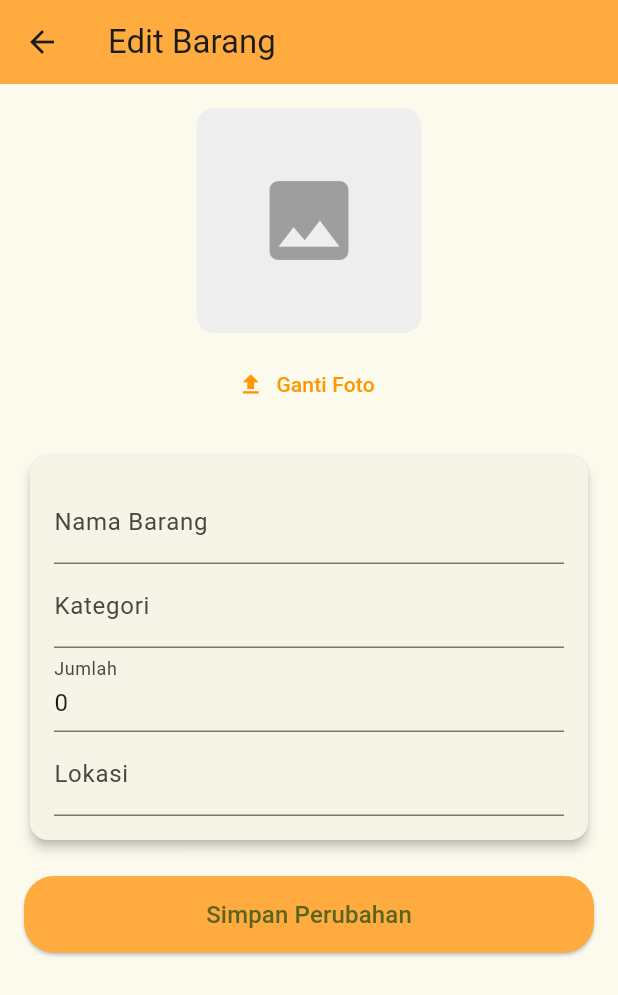
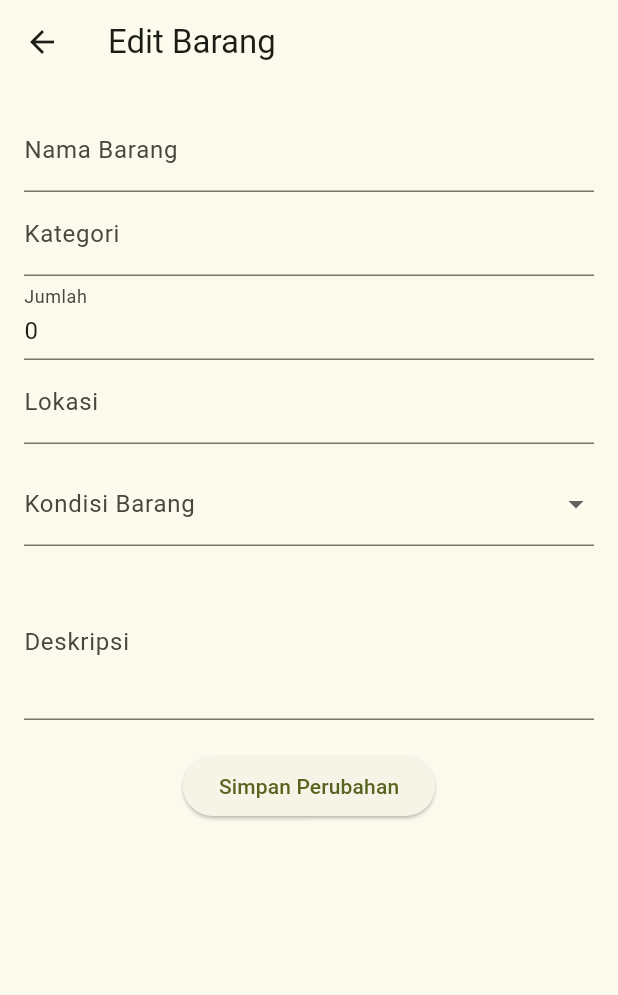
Before and after one commit to ChoirunNizam2226250128/Aplikasi_Inventaris_Sekolah_PAB1, a Flutter app: the ItemDetailScreen screen opened directly with empty values, after a tap on the "edit" icon, on a phone screen of 412 x 824 dp. Shown: the top 995 px of the screen. Run offline on Flutter 3.47's test engine with Material 3 defaults, Android fonts, the phone set to English and light mode, and no system bars; our stand-ins replace image_picker; Roboto replaces fonts that are missing (Poppins).

Commit message:
update add kondisi barang dan deskripsi

```diff
--- a/aplikasi_inventaris_sekolah/lib/models/item.dart
+++ b/aplikasi_inventaris_sekolah/lib/models/item.dart
@@ -6,6 +6,10 @@ class Item {
   final String location;
   final String? imagePath; // nullable supaya tidak wajib ada foto
 
+  // ===== TAMBAHAN BARU =====
+  final String condition;
+  final String description;
+
   Item({
     required this.id,
     required this.name,
@@ -13,6 +17,8 @@ class Item {
     required this.quantity,
     required this.location,
     this.imagePath,
+    required this.condition,
+    required this.description,
   });
 
   // Utility agar mudah update sebagian field
@@ -23,6 +29,8 @@ class Item {
     int? quantity,
     String? location,
     String? imagePath,
+    String? condition,
+    String? description,
   }) {
     return Item(
       id: id ?? this.id,
@@ -31,6 +39,8 @@ class Item {
       quantity: quantity ?? this.quantity,
       location: location ?? this.location,
       imagePath: imagePath ?? this.imagePath,
+      condition: condition ?? this.condition,
+      description: description ?? this.description,
     );
   }
 }
--- a/aplikasi_inventaris_sekolah/lib/screens/edit_item_screen.dart
+++ b/aplikasi_inventaris_sekolah/lib/screens/edit_item_screen.dart
@@ -13,10 +13,14 @@ class EditItemScreen extends StatefulWidget {
 
 class _EditItemScreenState extends State<EditItemScreen> {
   final _formKey = GlobalKey<FormState>();
+
   late String name;
   late String category;
   late int quantity;
   late String location;
+  late String condition;
+  late String description;
+
   File? imageFile;
 
   @override
@@ -26,156 +30,87 @@ class _EditItemScreenState extends State<EditItemScreen> {
     category = widget.item.category;
     quantity = widget.item.quantity;
     location = widget.item.location;
-
-    // Jika item sudah punya foto bawaan (URL), bisa ditampilkan nanti
-  }
-
-  Future pickImage() async {
-    final picker = ImagePicker();
-    final picked = await picker.pickImage(source: ImageSource.gallery);
-
-    if (picked != null) {
-      setState(() {
-        imageFile = File(picked.path);
-      });
-    }
+    condition = widget.item.condition;
+    description = widget.item.description;
   }
 
   void saveEdit() {
-    if (_formKey.currentState!.validate()) {
-      _formKey.currentState!.save();
-
     final updatedItem = Item(
       id: widget.item.id,
       name: name,
       category: category,
       quantity: quantity,
       location: location,
-        imagePath: imageFile?.path ?? widget.item.imagePath, // simpan foto
+      imagePath: imageFile?.path ?? widget.item.imagePath,
+      condition: condition,
+      description: description,
     );
 
     Navigator.pop(context, updatedItem);
-    }
   }
 
   @override
   Widget build(BuildContext context) {
     return Scaffold(
-      appBar: AppBar(
-        title: const Text("Edit Barang"),
-        backgroundColor: Colors.orangeAccent,
-        elevation: 0,
-      ),
-
+      appBar: AppBar(title: const Text("Edit Barang")),
       body: SingleChildScrollView(
         padding: const EdgeInsets.all(16),
         child: Column(
           children: [
-            // --- FOTO BARANG ---
-            Center(
-              child: Column(
-                children: [
-                  ClipRRect(
-                    borderRadius: BorderRadius.circular(12),
-                    child: imageFile != null
-                        ? Image.file(
-                            imageFile!,
-                            width: 150,
-                            height: 150,
-                            fit: BoxFit.cover,
-                          )
-                        : Container(
-                            width: 150,
-                            height: 150,
-                            color: Colors.grey.shade200,
-                            child: const Icon(
-                              Icons.image,
-                              size: 70,
-                              color: Colors.grey,
-                            ),
-                          ),
-                  ),
-                  const SizedBox(height: 10),
-                  TextButton.icon(
-                    onPressed: pickImage,
-                    icon: const Icon(Icons.upload, color: Colors.orange),
-                    label: const Text(
-                      "Ganti Foto",
-                      style: TextStyle(color: Colors.orange),
-                    ),
-                  ),
-                ],
-              ),
-            ),
-
-            const SizedBox(height: 20),
-
-            // --- FORM DALAM CARD ---
-            Card(
-              shape: RoundedRectangleBorder(
-                borderRadius: BorderRadius.circular(12),
-              ),
-              elevation: 3,
-              child: Padding(
-                padding: const EdgeInsets.all(16),
-                child: Form(
-                  key: _formKey,
-                  child: Column(
-                    children: [
             TextFormField(
               initialValue: name,
-                        decoration: const InputDecoration(
-                          labelText: "Nama Barang",
-                        ),
-                        validator: (v) => v!.isEmpty ? "Wajib diisi" : null,
-                        onSaved: (v) => name = v!,
+              decoration: const InputDecoration(labelText: "Nama Barang"),
+              onChanged: (v) => name = v,
             ),
             TextFormField(
               initialValue: category,
-                        decoration: const InputDecoration(
-                          labelText: "Kategori",
-                        ),
-                        validator: (v) => v!.isEmpty ? "Wajib diisi" : null,
-                        onSaved: (v) => category = v!,
+              decoration: const InputDecoration(labelText: "Kategori"),
+              onChanged: (v) => category = v,
             ),
             TextFormField(
               initialValue: quantity.toString(),
               decoration: const InputDecoration(labelText: "Jumlah"),
               keyboardType: TextInputType.number,
-                        validator: (v) => v!.isEmpty ? "Wajib diisi" : null,
-                        onSaved: (v) => quantity = int.parse(v!),
+              onChanged: (v) => quantity = int.parse(v),
             ),
             TextFormField(
               initialValue: location,
               decoration: const InputDecoration(labelText: "Lokasi"),
-                        validator: (v) => v!.isEmpty ? "Wajib diisi" : null,
-                        onSaved: (v) => location = v!,
+              onChanged: (v) => location = v,
+            ),
+
+            // ===== KONDISI =====
+            const SizedBox(height: 12),
+            DropdownButtonFormField<String>(
+              value: condition,
+              decoration: const InputDecoration(labelText: "Kondisi Barang"),
+              items: const [
+                DropdownMenuItem(value: "Baik", child: Text("Baik")),
+                DropdownMenuItem(
+                  value: "Rusak Ringan",
+                  child: Text("Rusak Ringan"),
+                ),
+                DropdownMenuItem(
+                  value: "Rusak Berat",
+                  child: Text("Rusak Berat"),
                 ),
               ],
+              onChanged: (v) => condition = v!,
             ),
-                ),
-              ),
+
+            // ===== DESKRIPSI =====
+            const SizedBox(height: 12),
+            TextFormField(
+              initialValue: description,
+              decoration: const InputDecoration(labelText: "Deskripsi"),
+              maxLines: 3,
+              onChanged: (v) => description = v,
             ),
 
             const SizedBox(height: 20),
-
-            // --- TOMBOL SIMPAN ---
-            SizedBox(
-              width: double.infinity,
-              child: ElevatedButton(
+            ElevatedButton(
               onPressed: saveEdit,
-                style: ElevatedButton.styleFrom(
-                  backgroundColor: Colors.orangeAccent,
-                  padding: const EdgeInsets.symmetric(vertical: 14),
-                  shape: RoundedRectangleBorder(
-                    borderRadius: BorderRadius.circular(20),
-                  ),
-                ),
-                child: const Text(
-                  "Simpan Perubahan",
-                  style: TextStyle(fontSize: 16),
-                ),
-              ),
+              child: const Text("Simpan Perubahan"),
             ),
           ],
         ),
--- a/aplikasi_inventaris_sekolah/lib/screens/home_screen.dart
+++ b/aplikasi_inventaris_sekolah/lib/screens/home_screen.dart
@@ -22,6 +22,8 @@ class _HomeScreenState extends State<HomeScreen> {
       quantity: 10,
       location: "Ruang TU",
       imagePath: null,
+      condition: "Baik",
+      description: "Laptop inventaris sekolah untuk administrasi TU",
     ),
     Item(
       id: "2",
@@ -30,6 +32,8 @@ class _HomeScreenState extends State<HomeScreen> {
       quantity: 30,
       location: "Kelas 7A",
       imagePath: null,
+      condition: "Baik",
+      description: "Digunakan untuk kegiatan belajar mengajar",
     ),
   ];
 
--- a/aplikasi_inventaris_sekolah/lib/screens/item_detail_screen.dart
+++ b/aplikasi_inventaris_sekolah/lib/screens/item_detail_screen.dart
@@ -133,8 +133,37 @@ class ItemDetailScreen extends StatelessWidget {
                       label: "Jumlah",
                       value: "${item.quantity} unit",
                     ),
+                    const Divider(),
+                    _infoRow(
+                      icon: Icons.check_circle,
+                      label: "Kondisi",
+                      value: item.condition ?? "-",
+                    ),
                   ],
                 ),
+              ),
+            ),
+
+            const SizedBox(height: 20),
+
+            // ================= DESKRIPSI =================
+            const Text(
+              "Deskripsi",
+              style: TextStyle(fontSize: 16, fontWeight: FontWeight.bold),
+            ),
+            const SizedBox(height: 8),
+            Container(
+              width: double.infinity,
+              padding: const EdgeInsets.all(14),
+              decoration: BoxDecoration(
+                color: Colors.grey.shade100,
+                borderRadius: BorderRadius.circular(12),
+              ),
+              child: Text(
+                (item.description != null && item.description!.isNotEmpty)
+                    ? item.description!
+                    : "Tidak ada deskripsi.",
+                style: const TextStyle(fontSize: 14),
               ),
             ),
           ],
```
Also changed, not shown: aplikasi_inventaris_sekolah/lib/screens/add_item_screen.dart (+37 -34 lines). Lines whose indentation alone changed are shown as unchanged.
